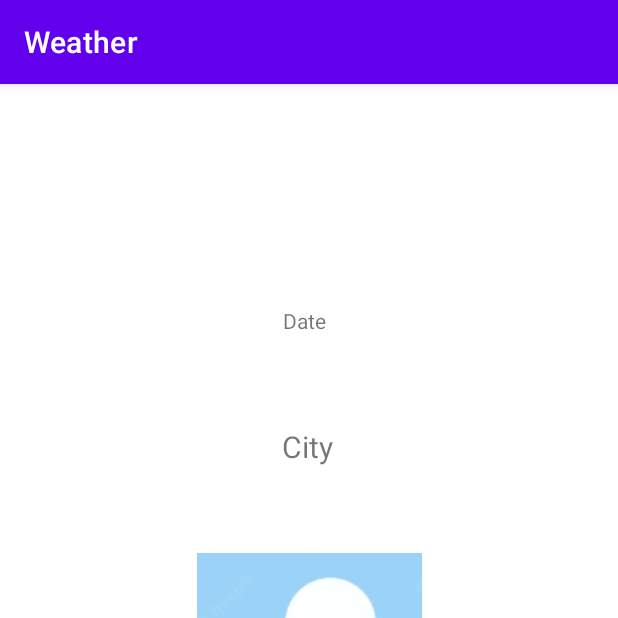
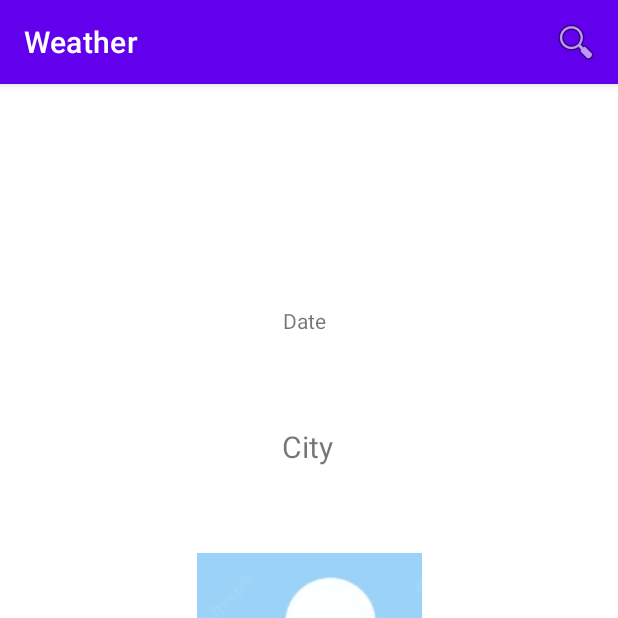
Before and after one commit to SeanTFS/Weather, an Android app: the screen it shows after launch (MainActivity), on a phone screen of 412 x 824 dp, the top half of it. Run offline under Robolectric (Android 15) with nearby library versions, the phone set to English and light mode, and no system bars; our stand-ins replace Picasso, Volley; network calls fail; pictures from the network do not load.

Commit message:
Weather--11/28--Ajoute de search bar

```diff
--- a/app/src/main/java/com/schen/weather/MainActivity.java
+++ b/app/src/main/java/com/schen/weather/MainActivity.java
@@ -1,10 +1,16 @@
 package com.schen.weather;
 
 import androidx.appcompat.app.AppCompatActivity;
+import androidx.appcompat.widget.SearchView;
 
+import android.content.Context;
 import android.net.Uri;
 import android.os.Bundle;
 import android.util.Log;
+import android.view.Menu;
+import android.view.MenuItem;
+import android.view.inputmethod.InputMethodManager;
+import android.widget.EditText;
 import android.widget.ImageView;
 import android.widget.TextView;
 
@@ -43,8 +49,35 @@ public class MainActivity extends AppCompatActivity {
         afficher();
     }
 
+    @Override
+    public boolean onCreateOptionsMenu(Menu menu) {
+        getMenuInflater().inflate(R.menu.recherche,menu);
+        MenuItem menuItem= menu.findItem(R.id.action_search);
+        SearchView searchView = (SearchView)menuItem.getActionView();
+        searchView.setQueryHint("Ecrire le nom de la ville");
+        searchView.setOnQueryTextListener(new SearchView.OnQueryTextListener() {
+            @Override
+            public boolean onQueryTextSubmit(String query) {
+                maVille=query;
+                afficher();
+                //gestion du clavier
+                InputMethodManager inputMethodManager = (InputMethodManager)getSystemService(Context.INPUT_METHOD_SERVICE);
+                if(getCurrentFocus()!=null){
+                    inputMethodManager.hideSoftInputFromWindow(getCurrentFocus().getWindowToken(),InputMethodManager.HIDE_NOT_ALWAYS);
+                }
+                return true;
+            }
+
+            @Override
+            public boolean onQueryTextChange(String newText) {
+                return false;
+            }
+        });
+        return super.onCreateOptionsMenu(menu);
+    }
+
     public void afficher(){
-        String url = "https://api.openweathermap.org/data/2.5/weather?q=Toronto&units=metric&appid=9b78452aaff49e04b6b1c6a22ce6fd92";
+        String url = "https://api.openweathermap.org/data/2.5/weather?q="+maVille+"&units=metric&appid=9b78452aaff49e04b6b1c6a22ce6fd92";
         JsonObjectRequest jsonObjectRequest = new JsonObjectRequest(Request.Method.GET, url, null,
                 new Response.Listener<JSONObject>() {
             @Override
--- /dev/null
+++ b/app/src/main/res/menu/recherche.xml
@@ -0,0 +1,10 @@
+<?xml version="1.0" encoding="utf-8"?>
+<menu xmlns:android="http://schemas.android.com/apk/res/android"
+    xmlns:app="http://schemas.android.com/apk/res-auto">
+    <item
+        android:id="@+id/action_search"
+        android:title="Search"
+        android:icon="@android:drawable/ic_menu_search"
+        app:actionViewClass="androidx.appcompat.widget.SearchView"
+        app:showAsAction="ifRoom|collapseActionView"/>
+</menu>
--- a/app/src/main/res/values/strings.xml
+++ b/app/src/main/res/values/strings.xml
@@ -6,4 +6,5 @@
     <string name="Temp">20</string>
     <string name="TempDot">°</string>
     <string name="weather_image">Weather Image</string>
+    <string name="searcj">Enter city name</string>
 </resources>
```
